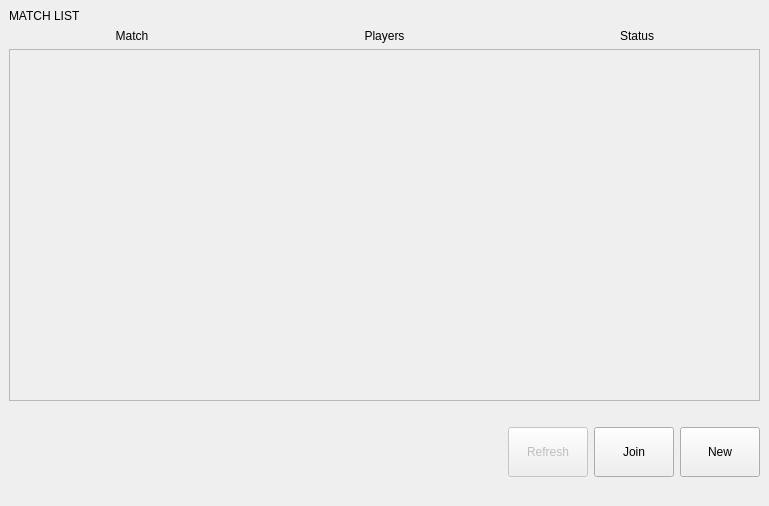
Old version of the form client/src/main/launcher/ui/mainwindow.ui in the repository JulianBiancardi/Wolfenstein-Taller1.
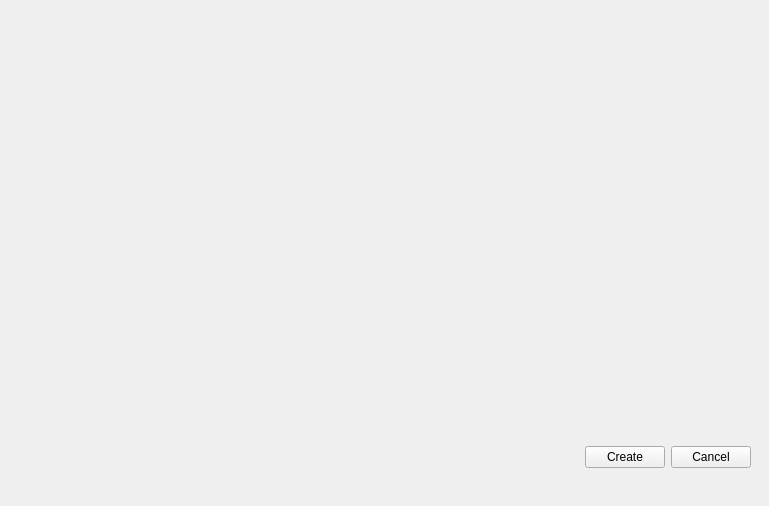
New version of the form.

What changed in the file:
```diff
--- a/client/src/main/launcher/ui/mainwindow.ui
+++ b/client/src/main/launcher/ui/mainwindow.ui
@@ -16,6 +16,13 @@
   <widget class="QWidget" name="centralwidget">
    <layout class="QVBoxLayout" name="verticalLayout_2">
     <item>
+     <widget class="QStackedWidget" name="stackedWidget">
+      <property name="currentIndex">
+       <number>1</number>
+      </property>
+      <widget class="QWidget" name="MatchLIstPage">
+       <layout class="QVBoxLayout" name="verticalLayout">
+        <item>
      <widget class="QLabel" name="Title">
       <property name="text">
        <string>MATCH LIST</string>
@@ -223,6 +230,77 @@
        </size>
       </property>
      </spacer>
+        </item>
+       </layout>
+      </widget>
+      <widget class="QWidget" name="NewMatchPage">
+       <layout class="QVBoxLayout" name="verticalLayout_4">
+        <item>
+         <spacer name="verticalSpacer_4">
+          <property name="orientation">
+           <enum>Qt::Vertical</enum>
+          </property>
+          <property name="sizeType">
+           <enum>QSizePolicy::Expanding</enum>
+          </property>
+          <property name="sizeHint" stdset="0">
+           <size>
+            <width>20</width>
+            <height>408</height>
+           </size>
+          </property>
+         </spacer>
+        </item>
+        <item>
+         <layout class="QHBoxLayout" name="horizontalLayout_2">
+          <item>
+           <spacer name="horizontalSpacer_2">
+            <property name="orientation">
+             <enum>Qt::Horizontal</enum>
+            </property>
+            <property name="sizeHint" stdset="0">
+             <size>
+              <width>40</width>
+              <height>20</height>
+             </size>
+            </property>
+           </spacer>
+          </item>
+          <item>
+           <widget class="QPushButton" name="CreateButton">
+            <property name="text">
+             <string>Create</string>
+            </property>
+           </widget>
+          </item>
+          <item>
+           <widget class="QPushButton" name="CancelButton">
+            <property name="text">
+             <string>Cancel</string>
+            </property>
+           </widget>
+          </item>
+         </layout>
+        </item>
+        <item>
+         <spacer name="verticalSpacer_5">
+          <property name="orientation">
+           <enum>Qt::Vertical</enum>
+          </property>
+          <property name="sizeType">
+           <enum>QSizePolicy::Preferred</enum>
+          </property>
+          <property name="sizeHint" stdset="0">
+           <size>
+            <width>20</width>
+            <height>20</height>
+           </size>
+          </property>
+         </spacer>
+        </item>
+       </layout>
+      </widget>
+     </widget>
     </item>
    </layout>
   </widget>
```
Left out of the diff: 4 changed lines with no effect on the pictures. Lines whose indentation alone changed are shown as unchanged.
